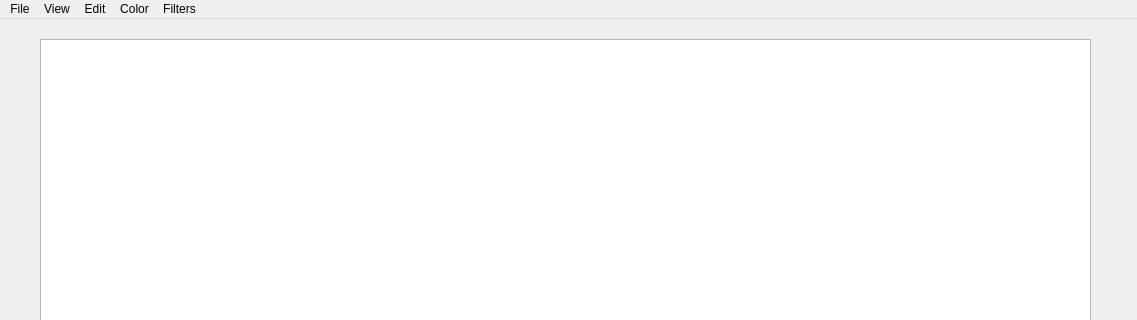
Above: gui/mainwindow.ui from HaoZhu02/ImageEditor before the change; both pictures show x 0 to 1137 and y 0 to 320 of the 1137 by 813 pixel window. Below: the same form after it.
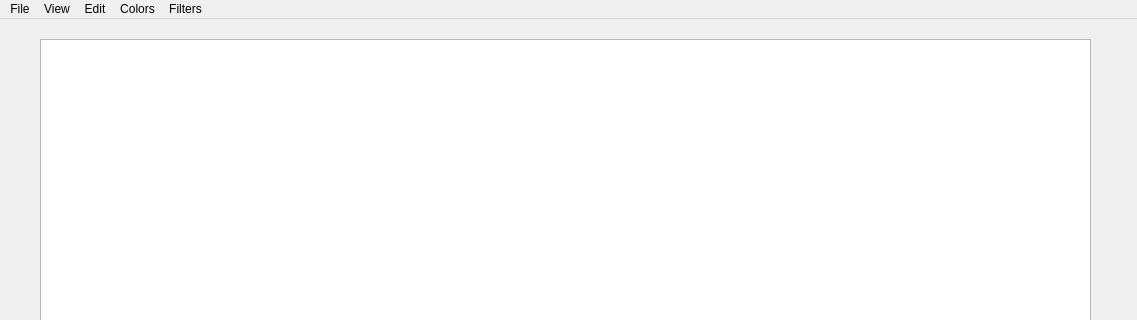
That is the form after the change.

Patch:
```diff
--- a/gui/mainwindow.ui
+++ b/gui/mainwindow.ui
@@ -86,7 +86,7 @@
    </widget>
    <widget class="QMenu" name="menuColor">
     <property name="title">
-     <string>Color</string>
+     <string>Colors</string>
     </property>
     <addaction name="actionBrightness"/>
     <addaction name="actionContrast"/>
```
Left out of the diff: 49 changed lines with no effect on the pictures.
